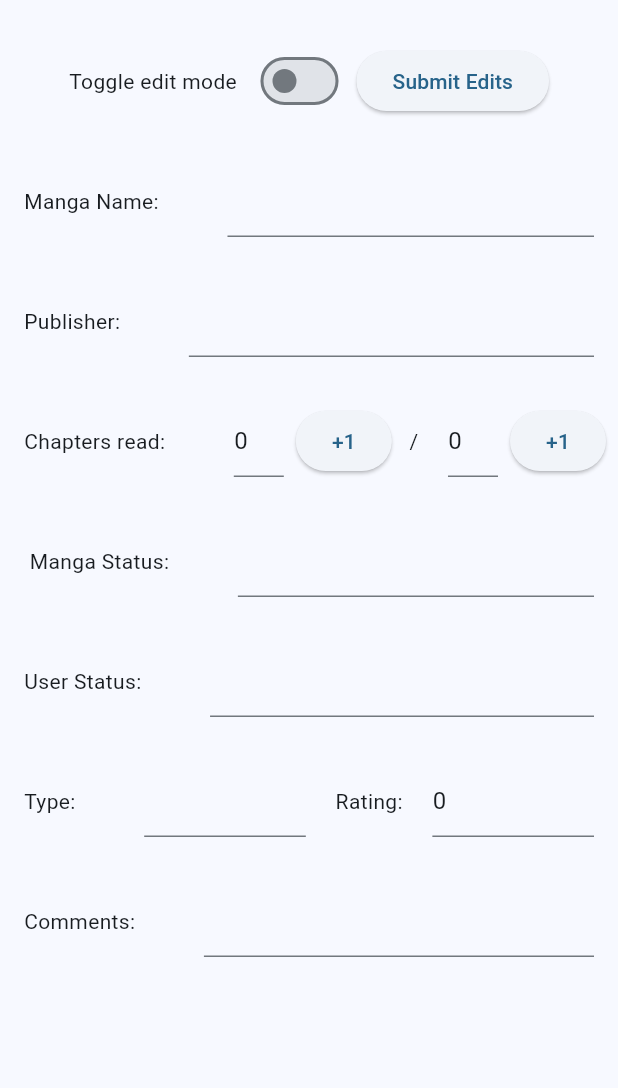
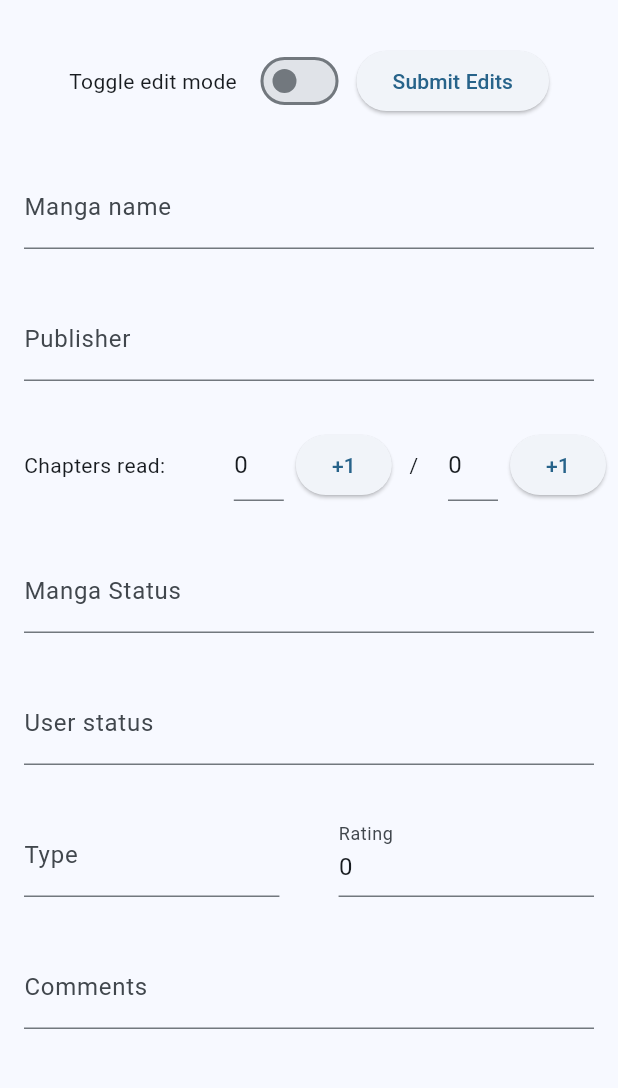
Before and after one commit to sonono-no/manga_matrix, a Flutter app: the MangaInfoPage screen opened directly, on a phone screen of 412 x 824 dp, the part 63-1151 px from its top. Run offline on Flutter 3.47's test engine with Material 3 defaults, Android fonts, the phone set to English and light mode, and no system bars; missing offline and left inert: mongo_dart.

Commit message:
changed all text fields to have label text

```diff
--- a/lib/dbHelper/constants.dart
+++ b/lib/dbHelper/constants.dart
@@ -1,2 +1,2 @@
-const MONGO_URL = "";
-const USER_COLLECTION = "";
+const MONGO_URL = "mongodb+srv://sonono:D!wn674267@cluster0.og7oj.mongodb.net/MangaMatrix";
+const USER_COLLECTION = "User";
--- a/lib/mangainfopage.dart
+++ b/lib/mangainfopage.dart
@@ -92,16 +92,15 @@ class _MangaInfoPageState extends State<MangaInfoPage> {
               child: Row(
                 mainAxisSize: MainAxisSize.min,
                 children: [
-                  Padding(
-                    padding: const EdgeInsets.all(8.0),
-                    child: Text('Manga Name:        '),
-                  ),
                   new Flexible(
                     child: Padding(
                       padding: const EdgeInsets.all(8.0),
                       child: TextFormField(
                         readOnly: true,
                         initialValue: mangaName,
+                        decoration: InputDecoration(
+                          labelText: "Manga name"
+                        ),
                       ),
                       )
                   )
@@ -113,16 +112,15 @@ class _MangaInfoPageState extends State<MangaInfoPage> {
               child: Row(
                 mainAxisSize: MainAxisSize.min,
                 children: [
-                  Padding(
-                    padding: const EdgeInsets.all(8.0),
-                    child: Text('Publisher:        '),
-                  ),
                   new Flexible(
                     child: Padding(
                       padding: const EdgeInsets.all(8.0),
                       child: TextFormField(
                         readOnly: true,
                         initialValue: publisher,
+                        decoration: InputDecoration(
+                          labelText: "Publisher"
+                        ),
                       ),
                       )
                   )
@@ -182,16 +180,15 @@ class _MangaInfoPageState extends State<MangaInfoPage> {
               child: Row(
                 mainAxisSize: MainAxisSize.min,
                 children: [
-                  Padding(
-                    padding: const EdgeInsets.all(8.0),
-                    child: Text(' Manga Status:        '),
-                  ),
                   new Flexible(
                     child: Padding(
                       padding: const EdgeInsets.all(8.0),
                       child: TextFormField(
                         readOnly: readOnly,
                         initialValue: status,
+                        decoration: InputDecoration(
+                          labelText: "Manga Status"
+                        ),
                       ),
                       )
                   )
@@ -203,16 +200,15 @@ class _MangaInfoPageState extends State<MangaInfoPage> {
               child: Row(
                 mainAxisSize: MainAxisSize.min,
                 children: [
-                  Padding(
-                    padding: const EdgeInsets.all(8.0),
-                    child: Text('User Status:        '),
-                  ),
                   new Flexible(
                     child: Padding(
                       padding: const EdgeInsets.all(8.0),
                       child: TextFormField(
                         readOnly: readOnly,
                         initialValue: userStatus,
+                        decoration: InputDecoration(
+                          labelText: "User status"
+                        ),
                       ),
                     )
                   )
@@ -224,22 +220,21 @@ class _MangaInfoPageState extends State<MangaInfoPage> {
               child: Row(
                 mainAxisSize: MainAxisSize.min,
                 children: [
-                  Padding(
-                    padding: const EdgeInsets.all(8.0),
-                    child: Text('Type:        '),
-                  ),
                   new Flexible(
                     child: Padding(
                       padding: const EdgeInsets.all(8.0),
                       child: TextFormField(
                         readOnly: true,
                         initialValue: type,
+                        decoration: InputDecoration(
+                          labelText: "Type"
+                        ),
                       ),
                       )
                   ),
                   Padding(
                     padding: const EdgeInsets.all(8.0),
-                    child: Text(' Rating: '),
+                    child: Text('  '),
                   ),
                   new Flexible(
                     child: Padding(
@@ -247,6 +242,9 @@ class _MangaInfoPageState extends State<MangaInfoPage> {
                       child: TextFormField(
                         readOnly: readOnly,
                         initialValue: rating.toString(),
+                        decoration: InputDecoration(
+                          labelText: "Rating"
+                        ),
                       ),
                     )
                   )
@@ -258,10 +256,6 @@ class _MangaInfoPageState extends State<MangaInfoPage> {
               child: Row(
                 mainAxisSize: MainAxisSize.min,
                 children: [
-                  Padding(
-                    padding: const EdgeInsets.all(8.0),
-                    child: Text('Comments:        '),
-                  ),
                   new Flexible(
                     child: Padding(
                       padding: const EdgeInsets.all(8.0),
@@ -269,6 +263,9 @@ class _MangaInfoPageState extends State<MangaInfoPage> {
                         readOnly: readOnly,
                         maxLines: null,
                         initialValue: comments,
+                        decoration: InputDecoration(
+                          labelText: "Comments"
+                        ),
                       ),
                     )
                   )
```
Also changed, not shown: lib/homepage.dart (+34 -33 lines), lib/main.dart (+2 -8 lines), 1 other file.
